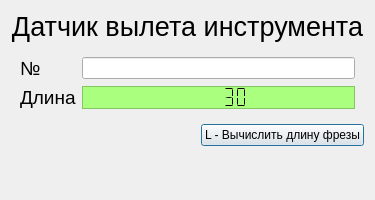
The window that KAMEditor/gui/options/toollengthsensorwindow.ui (Xtail96/SML) describes before a commit, drawn with Qt 5.
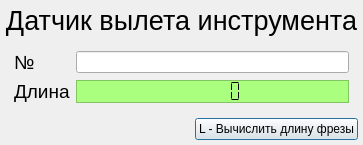
The same window after the commit.

Commit message: Окна опций имеют фиксированный размер

Patch:
```diff
--- a/KAMEditor/gui/options/toollengthsensorwindow.ui
+++ b/KAMEditor/gui/options/toollengthsensorwindow.ui
@@ -13,7 +13,28 @@
   <property name="windowTitle">
    <string>Датчик вылета инструмента</string>
   </property>
+  <property name="sizeGripEnabled">
+   <bool>false</bool>
+  </property>
+  <property name="modal">
+   <bool>false</bool>
+  </property>
   <layout class="QGridLayout" name="gridLayout">
+   <property name="sizeConstraint">
+    <enum>QLayout::SetFixedSize</enum>
+   </property>
+   <property name="leftMargin">
+    <number>5</number>
+   </property>
+   <property name="topMargin">
+    <number>5</number>
+   </property>
+   <property name="rightMargin">
+    <number>5</number>
+   </property>
+   <property name="bottomMargin">
+    <number>5</number>
+   </property>
    <item row="2" column="1">
     <widget class="QPushButton" name="toolLengthSensorPushButton">
      <property name="sizePolicy">
@@ -542,26 +563,13 @@
          <enum>QLCDNumber::Flat</enum>
         </property>
         <property name="intValue" stdset="0">
-         <number>30</number>
+         <number>0</number>
         </property>
        </widget>
       </item>
      </layout>
     </widget>
    </item>
-   <item row="3" column="0" colspan="2">
-    <spacer name="verticalSpacer">
-     <property name="orientation">
-      <enum>Qt::Vertical</enum>
-     </property>
-     <property name="sizeHint" stdset="0">
-      <size>
-       <width>20</width>
-       <height>100</height>
-      </size>
-     </property>
-    </spacer>
-   </item>
   </layout>
  </widget>
  <resources/>
```
The commit also changes 1 other file.
